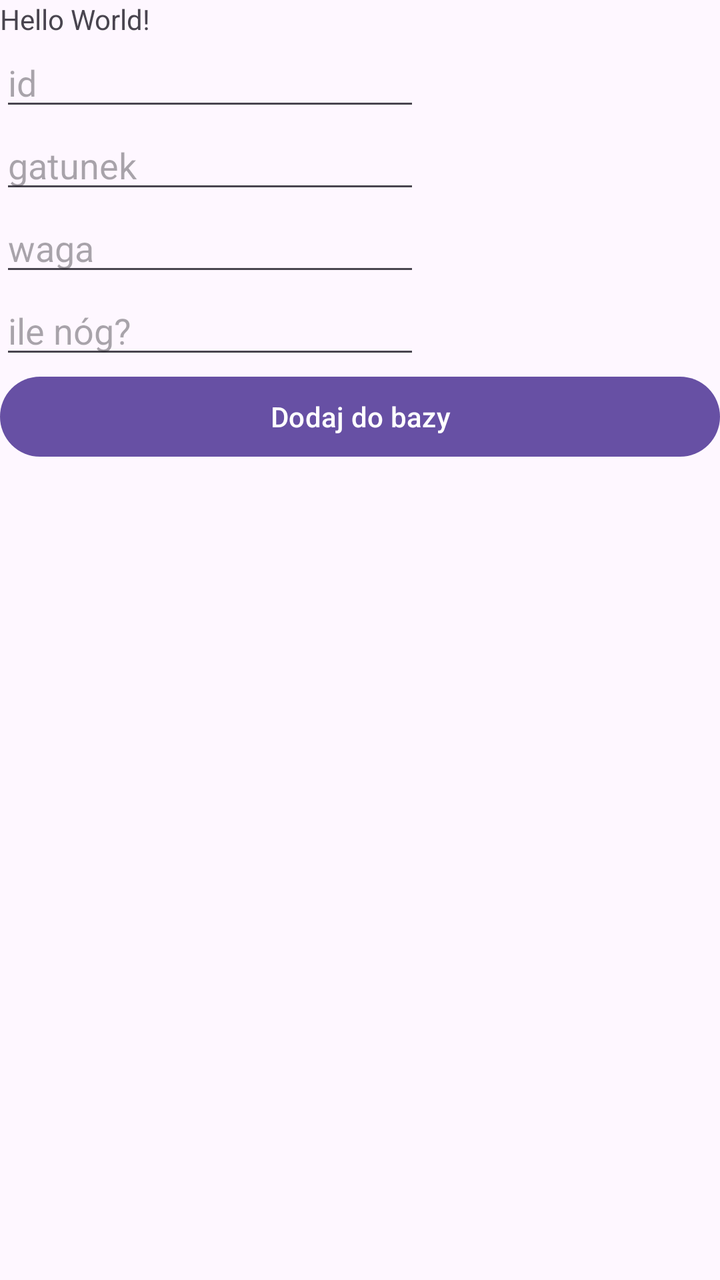
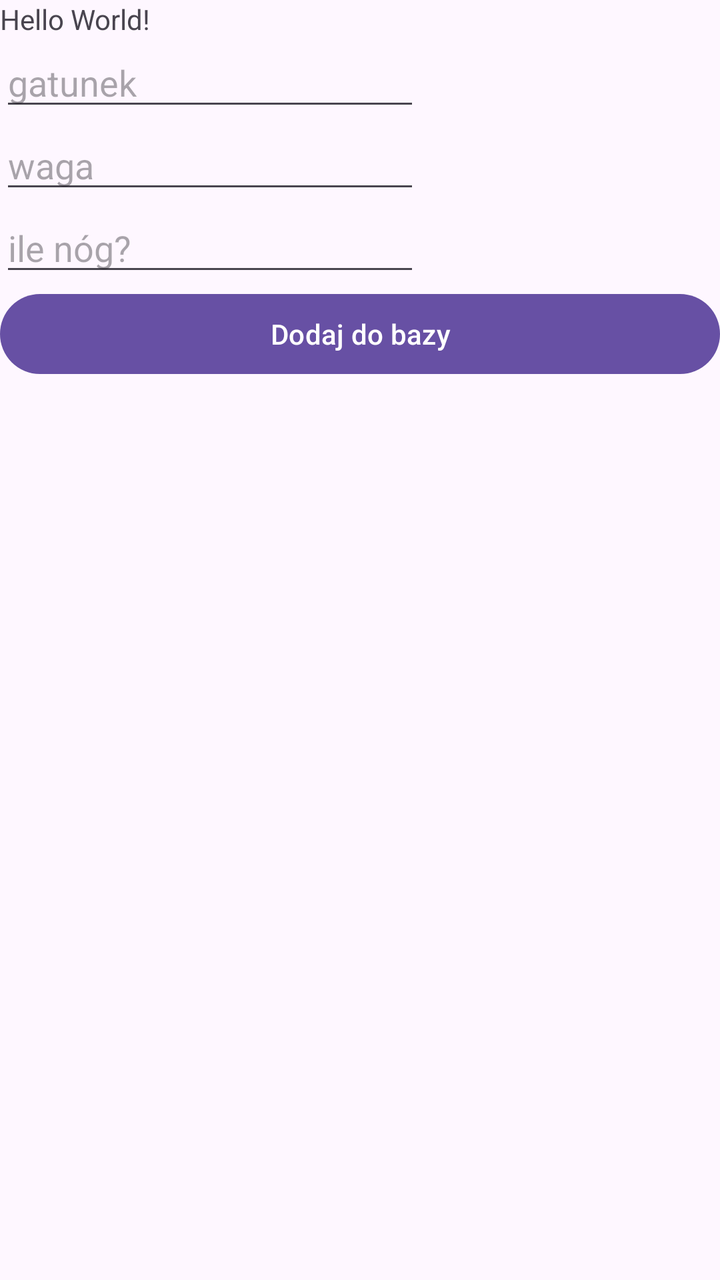

Before-and-after screenshots of an Android layout around one commit, followed by the original layout XML and the change that was made.
<!-- AndroidManifest.xml: application theme Theme.BazaDanychRoomBB3Plusy -->
<!-- res/layout/activity_main.xml -->
<?xml version="1.0" encoding="utf-8"?>
<LinearLayout xmlns:android="http://schemas.android.com/apk/res/android"
    xmlns:app="http://schemas.android.com/apk/res-auto"
    xmlns:tools="http://schemas.android.com/tools"
    android:id="@+id/main"
    android:layout_width="match_parent"
    android:layout_height="match_parent"
    android:orientation="vertical"
    tools:context=".MainActivity">

    <TextView
        android:layout_width="wrap_content"
        android:layout_height="wrap_content"
        android:text="Hello World!" />

    <EditText
        android:id="@+id/editTextId"
        android:layout_width="wrap_content"
        android:layout_height="wrap_content"
        android:ems="10"
        android:inputType="text"
        android:hint="id" />
    <EditText
        android:id="@+id/editTextGatunek"
        android:layout_width="wrap_content"
        android:layout_height="wrap_content"
        android:ems="10"
        android:inputType="text"
        android:hint="gatunek" />
    <EditText
        android:id="@+id/editTextWaga"
        android:layout_width="wrap_content"
        android:layout_height="wrap_content"
        android:ems="10"
        android:inputType="text"
        android:hint="waga" />
    <EditText
        android:id="@+id/editTextIleNog"
        android:layout_width="wrap_content"
        android:layout_height="wrap_content"
        android:ems="10"
        android:inputType="text"
        android:hint="ile nóg?" />


    <Button
        android:id="@+id/buttonDodaj"
        android:layout_width="match_parent"
        android:layout_height="wrap_content"
        android:text="Dodaj do bazy" />

    <ListView
        android:layout_width="match_parent"
        android:layout_height="wrap_content" />

</LinearLayout>
<!-- resources referenced by this layout -->
<resources>
  <style name="Theme.BazaDanychRoomBB3Plusy" parent="Base.Theme.BazaDanychRoomBB3Plusy" />
  <style name="Base.Theme.BazaDanychRoomBB3Plusy" parent="Theme.Material3.DayNight.NoActionBar">
          
          
      </style>
</resources>

<!-- the commit's change to res/layout/activity_main.xml (unified diff, before → after) -->
@@ -13,13 +13,6 @@
         android:layout_height="wrap_content"
         android:text="Hello World!" />
 
-    <EditText
-        android:id="@+id/editTextId"
-        android:layout_width="wrap_content"
-        android:layout_height="wrap_content"
-        android:ems="10"
-        android:inputType="text"
-        android:hint="id" />
     <EditText
         android:id="@+id/editTextGatunek"
         android:layout_width="wrap_content"
@@ -50,6 +43,7 @@
         android:text="Dodaj do bazy" />
 
     <ListView
+        android:id="@+id/listView1"
         android:layout_width="match_parent"
         android:layout_height="wrap_content" />
 
